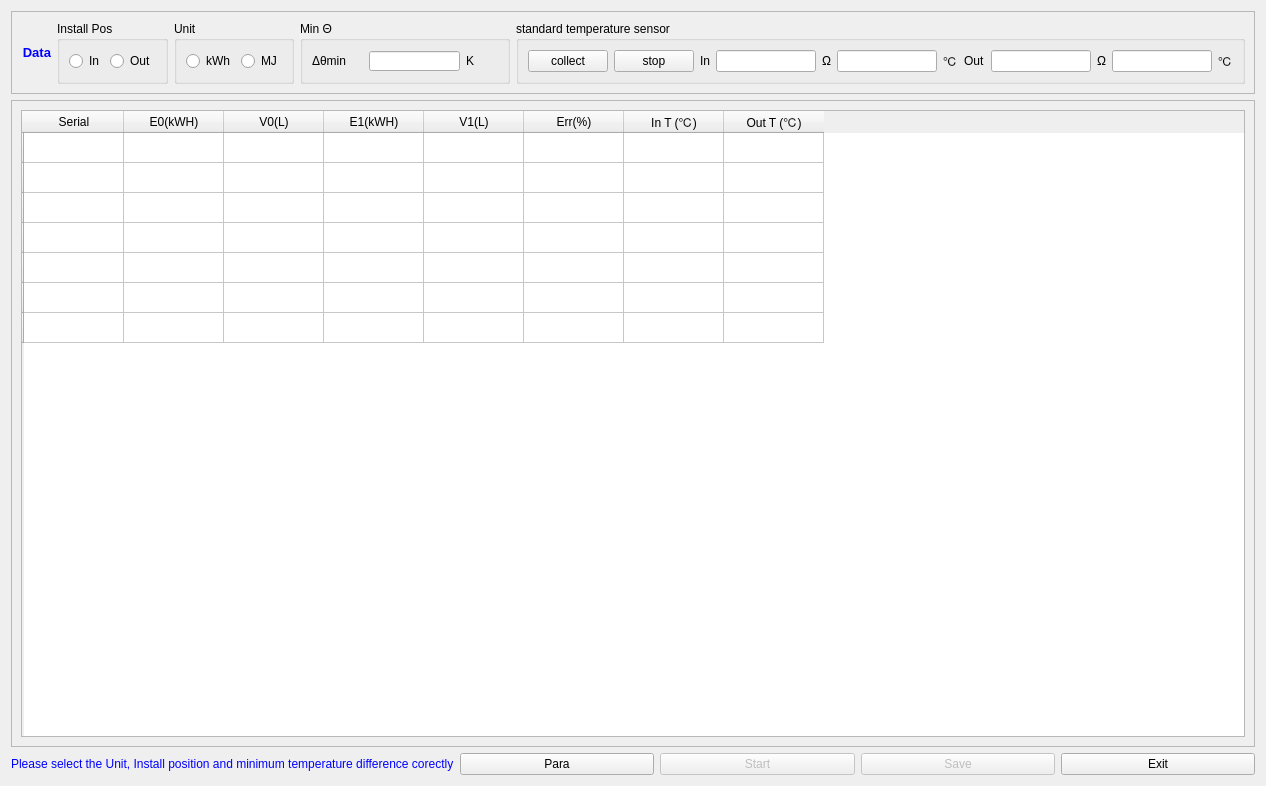
Above: source/cmbverify/cmbverify.ui from flimmy78/qtverify before the change. Below: the same form after it.
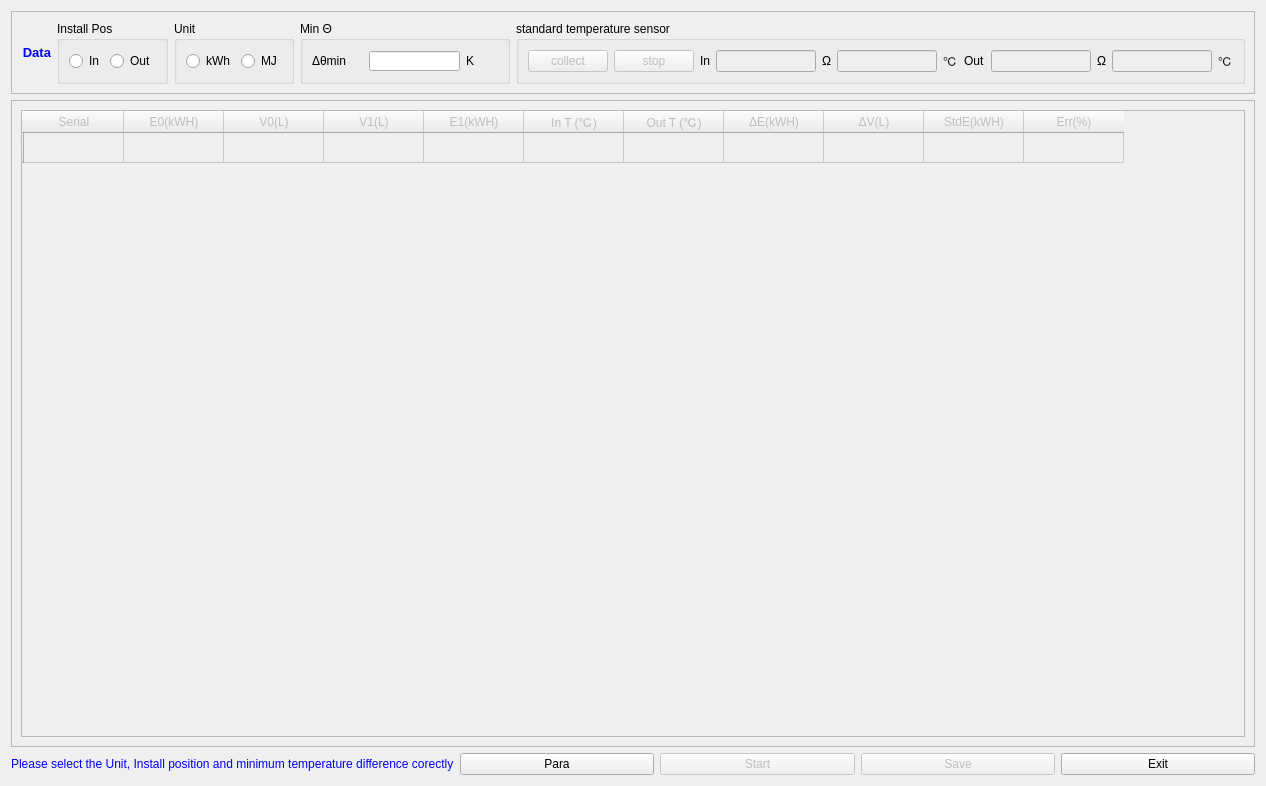
That is the form after the change. Icons and pictures are not drawn.

What changed in the file:
```diff
--- a/source/cmbverify/cmbverify.ui
+++ b/source/cmbverify/cmbverify.ui
@@ -37,7 +37,7 @@
        </widget>
       </item>
       <item>
-       <widget class="QGroupBox" name="groupBox">
+       <widget class="QGroupBox" name="gbox_install_pos">
         <property name="title">
          <string>Install Pos</string>
         </property>
@@ -60,7 +60,7 @@
        </widget>
       </item>
       <item>
-       <widget class="QGroupBox" name="groupBox_2">
+       <widget class="QGroupBox" name="gbox_unit">
         <property name="title">
          <string>Unit</string>
         </property>
@@ -154,6 +154,9 @@
         <layout class="QHBoxLayout" name="horizontalLayout_4">
          <item>
           <widget class="QPushButton" name="btn_collection">
+           <property name="enabled">
+            <bool>false</bool>
+           </property>
            <property name="text">
             <string>collect</string>
            </property>
@@ -161,6 +164,9 @@
          </item>
          <item>
           <widget class="QPushButton" name="btn_stop">
+           <property name="enabled">
+            <bool>false</bool>
+           </property>
            <property name="text">
             <string>stop</string>
            </property>
@@ -174,7 +180,11 @@
           </widget>
          </item>
          <item>
-          <widget class="QLineEdit" name="lineEdit_std_in_r"/>
+          <widget class="QLineEdit" name="lineEdit_std_in_r">
+           <property name="enabled">
+            <bool>false</bool>
+           </property>
+          </widget>
          </item>
          <item>
           <widget class="QLabel" name="label_5">
@@ -184,7 +194,11 @@
           </widget>
          </item>
          <item>
-          <widget class="QLineEdit" name="lineEdit_std_in_t"/>
+          <widget class="QLineEdit" name="lineEdit_std_in_t">
+           <property name="enabled">
+            <bool>false</bool>
+           </property>
+          </widget>
          </item>
          <item>
           <widget class="QLabel" name="label_6">
@@ -201,7 +215,11 @@
           </widget>
          </item>
          <item>
-          <widget class="QLineEdit" name="lineEdit_std_out_r"/>
+          <widget class="QLineEdit" name="lineEdit_std_out_r">
+           <property name="enabled">
+            <bool>false</bool>
+           </property>
+          </widget>
          </item>
          <item>
           <widget class="QLabel" name="label_8">
@@ -211,7 +229,11 @@
           </widget>
          </item>
          <item>
-          <widget class="QLineEdit" name="lineEdit_std_out_t"/>
+          <widget class="QLineEdit" name="lineEdit_std_out_t">
+           <property name="enabled">
+            <bool>false</bool>
+           </property>
+          </widget>
          </item>
          <item>
           <widget class="QLabel" name="label_7">
@@ -243,36 +265,9 @@
      <layout class="QVBoxLayout" name="verticalLayout">
       <item>
        <widget class="QTableWidget" name="tableWidget">
-        <row>
-         <property name="text">
-          <string/>
-         </property>
-        </row>
-        <row>
-         <property name="text">
-          <string/>
-         </property>
-        </row>
-        <row>
-         <property name="text">
-          <string/>
-         </property>
-        </row>
-        <row>
-         <property name="text">
-          <string/>
-         </property>
-        </row>
-        <row>
-         <property name="text">
-          <string/>
-         </property>
-        </row>
-        <row>
-         <property name="text">
-          <string/>
-         </property>
-        </row>
+        <property name="enabled">
+         <bool>false</bool>
+        </property>
         <row>
          <property name="text">
           <string/>
@@ -293,11 +288,6 @@
           <string>V0(L)</string>
          </property>
         </column>
-        <column>
-         <property name="text">
-          <string>E1(kWH)</string>
-         </property>
-        </column>
         <column>
          <property name="text">
           <string>V1(L)</string>
@@ -305,7 +295,7 @@
         </column>
         <column>
          <property name="text">
-          <string>Err(%)</string>
+          <string>E1(kWH)</string>
          </property>
         </column>
         <column>
@@ -318,6 +308,96 @@
           <string>Out T (℃)</string>
          </property>
         </column>
+        <column>
+         <property name="text">
+          <string>ΔE(kWH)</string>
+         </property>
+        </column>
+        <column>
+         <property name="text">
+          <string>ΔV(L)</string>
+         </property>
+        </column>
+        <column>
+         <property name="text">
+          <string>StdE(kWH)</string>
+         </property>
+        </column>
+        <column>
+         <property name="text">
+          <string>Err(%)</string>
+         </property>
+        </column>
+        <item row="0" column="0">
+         <property name="text">
+          <string/>
+         </property>
+         <property name="flags">
+          <set>ItemIsSelectable|ItemIsEditable|ItemIsDragEnabled|ItemIsUserCheckable|ItemIsEnabled</set>
+         </property>
+        </item>
+        <item row="0" column="1">
+         <property name="text">
+          <string/>
+         </property>
+         <property name="flags">
+          <set>ItemIsSelectable|ItemIsEditable|ItemIsDragEnabled|ItemIsUserCheckable|ItemIsEnabled</set>
+         </property>
+        </item>
+        <item row="0" column="2">
+         <property name="text">
+          <string/>
+         </property>
+         <property name="flags">
+          <set>ItemIsSelectable|ItemIsEditable|ItemIsDragEnabled|ItemIsUserCheckable|ItemIsEnabled</set>
+         </property>
+        </item>
+        <item row="0" column="3">
+         <property name="text">
+          <string/>
+         </property>
+         <property name="flags">
+          <set>ItemIsSelectable|ItemIsEditable|ItemIsDragEnabled|ItemIsUserCheckable|ItemIsEnabled</set>
+         </property>
+        </item>
+        <item row="0" column="4">
+         <property name="text">
+          <string/>
+         </property>
+         <property name="flags">
+          <set>ItemIsSelectable|ItemIsEditable|ItemIsDragEnabled|ItemIsUserCheckable|ItemIsEnabled</set>
+         </property>
+        </item>
+        <item row="0" column="5">
+         <property name="text">
+          <string/>
+         </property>
+        </item>
+        <item row="0" column="6">
+         <property name="text">
+          <string/>
+         </property>
+        </item>
+        <item row="0" column="7">
+         <property name="text">
+          <string/>
+         </property>
+        </item>
+        <item row="0" column="8">
+         <property name="text">
+          <string/>
+         </property>
+        </item>
+        <item row="0" column="9">
+         <property name="text">
+          <string/>
+         </property>
+        </item>
+        <item row="0" column="10">
+         <property name="text">
+          <string/>
+         </property>
+        </item>
        </widget>
       </item>
      </layout>
@@ -344,7 +424,7 @@
       </widget>
      </item>
      <item>
-      <widget class="QPushButton" name="pushButton_5">
+      <widget class="QPushButton" name="btnStart">
        <property name="enabled">
         <bool>false</bool>
        </property>
@@ -358,7 +438,7 @@
       </widget>
      </item>
      <item>
-      <widget class="QPushButton" name="pushButton_6">
+      <widget class="QPushButton" name="btnSave">
        <property name="enabled">
         <bool>false</bool>
        </property>
```
